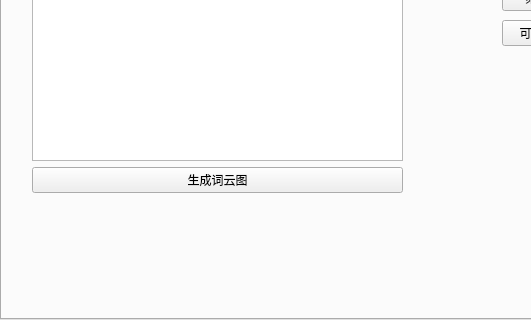
First picture: the form in mainui/mainwindow.ui, repository FeatherRed/DBLP-Management-System, before the edit; both pictures show x 0 to 531 and y 280 to 600 of the 800 by 600 pixel window.
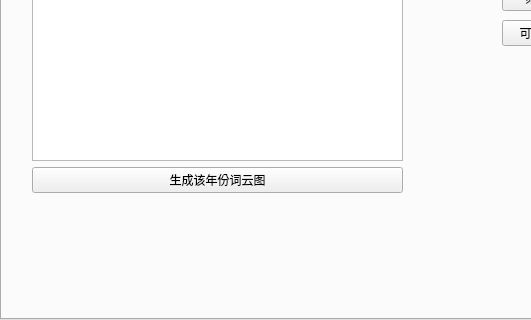
Second picture: the form after the edit. The open tabs and pages were chosen to show the change.

Commit message: 更新了ui

What changed in the file:
```diff
--- a/mainui/mainwindow.ui
+++ b/mainui/mainwindow.ui
@@ -446,7 +446,7 @@
         <item>
          <widget class="QPushButton" name="pushButton_wordcloud">
           <property name="text">
-           <string>生成词云图</string>
+           <string>生成该年份词云图</string>
           </property>
          </widget>
         </item>
```
Left out of the diff: 2 changed lines with no effect on the pictures.
